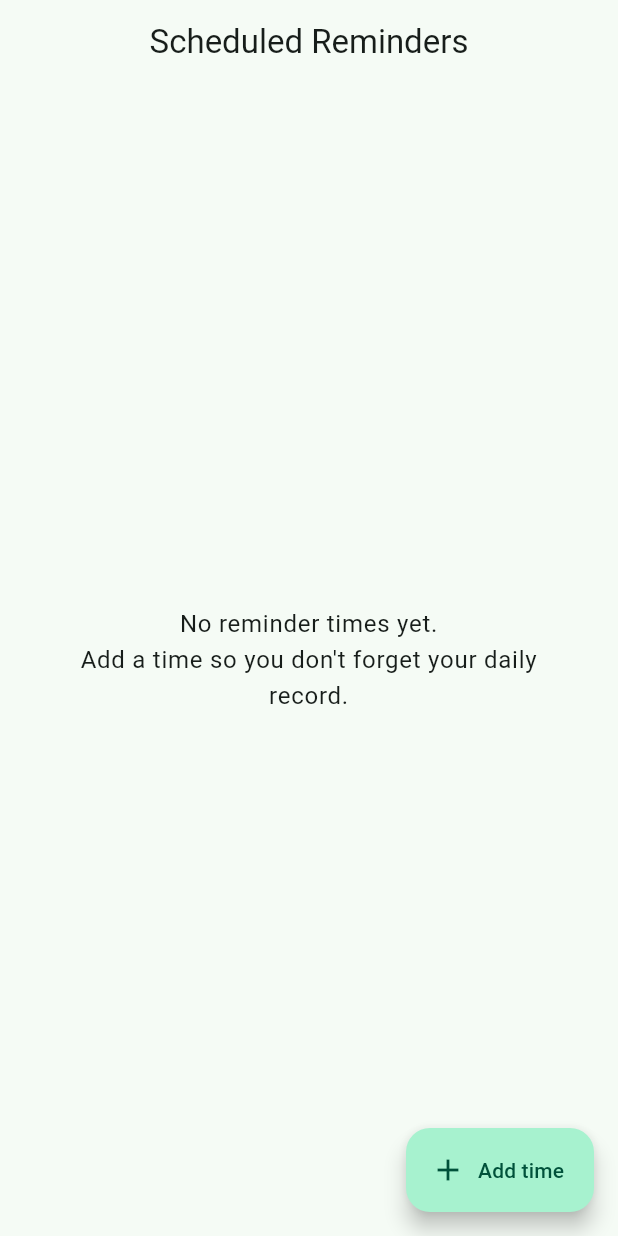
After one commit to a-know/pixela_buttons, a Flutter app: the ReminderSettingsScreen screen opened by its route, on a phone screen of 412 x 824 dp. The commit adds this screen. Run offline on Flutter 3.47's test engine with Material 3 defaults, Android fonts, the phone set to English and light mode, and no system bars; our stand-ins replace dio, flutter_local_notifications, flutter_secure_storage, flutter_slidable, flutter_svg, flutter_timezone and 5 more; missing offline and left inert: flex_color_picker; accounts and stored records are empty; network calls fail.

Commit message:
feat: add scheduled record reminders

```diff
--- a/lib/app.dart
+++ b/lib/app.dart
@@ -1,6 +1,5 @@
 import 'package:flutter/material.dart';
 import 'package:flutter_localizations/flutter_localizations.dart';
-import 'package:flutter_native_splash/flutter_native_splash.dart';
 import 'package:go_router/go_router.dart';
 import 'package:pixela_buttons/l10n/app_localizations.dart';
 import 'core/api/pixela_client.dart';
@@ -13,6 +12,7 @@ import 'features/button_edit/button_edit_screen.dart';
 import 'features/main_shell.dart';
 import 'features/onboarding/onboarding_screen.dart';
 import 'features/register/register_screen.dart';
+import 'features/settings/reminder_settings_screen.dart';
 
 final _rootNavigatorKey = GlobalKey<NavigatorState>();
 
@@ -45,10 +45,18 @@ final _router = GoRouter(
       path: '/button-edit',
       builder: (_, state) {
         final extra = state.extra;
-        if (extra is CardConfig) return ButtonEditScreen(existing: extra);
-        if (extra is GraphInfo) return ButtonEditScreen(preSelectedGraph: extra);
+        if (extra is CardConfig) {
+          return ButtonEditScreen(existing: extra);
+        }
+        if (extra is GraphInfo) {
+          return ButtonEditScreen(preSelectedGraph: extra);
+        }
         return const ButtonEditScreen();
       },
+    ),
+    GoRoute(
+      path: '/settings/reminders',
+      builder: (context, _) => const ReminderSettingsScreen(),
     ),
   ],
 );
@@ -127,15 +135,21 @@ class _LoadingScreenState extends State<_LoadingScreen> {
   }
 
   Future<void> _checkAuth() async {
-    final token = await SecureStorage.getToken();
-    final username = await CardStorage.getUsername();
+    String? token;
+    String? username;
+    try {
+      token = await SecureStorage.getToken();
+      username = await CardStorage.getUsername();
+    } catch (error, stackTrace) {
+      debugPrint('Failed to restore the saved session: $error');
+      debugPrintStack(stackTrace: stackTrace);
+    }
     if (mounted) {
       if (token != null && username != null) {
         context.go('/home');
       } else {
         context.go('/onboarding');
       }
-      FlutterNativeSplash.remove();
     }
   }
 
--- /dev/null
+++ b/lib/core/models/reminder.dart
@@ -0,0 +1,34 @@
+class Reminder {
+  const Reminder({
+    required this.id,
+    required this.hour,
+    required this.minute,
+    this.enabled = true,
+  });
+
+  final int id;
+  final int hour;
+  final int minute;
+  final bool enabled;
+
+  Reminder copyWith({int? hour, int? minute, bool? enabled}) => Reminder(
+    id: id,
+    hour: hour ?? this.hour,
+    minute: minute ?? this.minute,
+    enabled: enabled ?? this.enabled,
+  );
+
+  Map<String, dynamic> toJson() => {
+    'id': id,
+    'hour': hour,
+    'minute': minute,
+    'enabled': enabled,
+  };
+
+  factory Reminder.fromJson(Map<String, dynamic> json) => Reminder(
+    id: json['id'] as int,
+    hour: json['hour'] as int,
+    minute: json['minute'] as int,
+    enabled: json['enabled'] as bool? ?? true,
+  );
+}
--- /dev/null
+++ b/lib/core/notifications/reminder_notification_service.dart
@@ -0,0 +1,128 @@
+import 'package:flutter/foundation.dart';
+import 'package:flutter_local_notifications/flutter_local_notifications.dart';
+import 'package:flutter_timezone/flutter_timezone.dart';
+import 'package:timezone/timezone.dart' as tz;
+
+import '../models/reminder.dart';
+
+class ReminderNotificationService {
+  ReminderNotificationService._();
+
+  static final instance = ReminderNotificationService._();
+
+  static const _channelId = 'record_reminders';
+  static const _notificationIdOffset = 1000;
+
+  final _plugin = FlutterLocalNotificationsPlugin();
+  bool _initialized = false;
+
+  bool get _isSupported =>
+      !kIsWeb &&
+      (defaultTargetPlatform == TargetPlatform.android ||
+          defaultTargetPlatform == TargetPlatform.iOS);
+
+  Future<void> initialize() async {
+    if (_initialized || !_isSupported) return;
+
+    const settings = InitializationSettings(
+      android: AndroidInitializationSettings('@mipmap/ic_launcher'),
+      iOS: DarwinInitializationSettings(
+        requestAlertPermission: false,
+        requestBadgePermission: false,
+        requestSoundPermission: false,
+      ),
+    );
+    await _plugin.initialize(settings: settings);
+    await _setLocalTimezone();
+    _initialized = true;
+  }
+
+  Future<bool> requestPermission() async {
+    if (!_isSupported) return false;
+    await initialize();
+
+    if (defaultTargetPlatform == TargetPlatform.android) {
+      return await _plugin
+              .resolvePlatformSpecificImplementation<
+                AndroidFlutterLocalNotificationsPlugin
+              >()
+              ?.requestNotificationsPermission() ??
+          true;
+    }
+
+    return await _plugin
+            .resolvePlatformSpecificImplementation<
+              IOSFlutterLocalNotificationsPlugin
+            >()
+            ?.requestPermissions(alert: true, badge: true, sound: true) ??
+        false;
+  }
+
+  Future<void> reschedule(
+    List<Reminder> reminders, {
+    required String title,
+    required String body,
+  }) async {
+    if (!_isSupported) return;
+    await initialize();
+
+    final pending = await _plugin.pendingNotificationRequests();
+    for (final notification in pending) {
+      if (notification.id >= _notificationIdOffset) {
+        await _plugin.cancel(id: notification.id);
+      }
+    }
+
+    for (final reminder in reminders) {
+      if (!reminder.enabled) continue;
+
+      await _plugin.zonedSchedule(
+        id: _notificationId(reminder.id),
+        title: title,
+        body: body,
+        scheduledDate: _nextOccurrence(reminder.hour, reminder.minute),
+        notificationDetails: const NotificationDetails(
+          android: AndroidNotificationDetails(
+            _channelId,
+            'Record reminders',
+            channelDescription:
+                'Daily reminders to record your Pixela activity',
+            importance: Importance.high,
+            priority: Priority.high,
+          ),
+          iOS: DarwinNotificationDetails(),
+        ),
+        androidScheduleMode: AndroidScheduleMode.inexactAllowWhileIdle,
+        matchDateTimeComponents: DateTimeComponents.time,
+        payload: 'record-reminder',
+      );
+    }
+  }
+
+  int _notificationId(int reminderId) => _notificationIdOffset + reminderId;
+
+  tz.TZDateTime _nextOccurrence(int hour, int minute) {
+    final now = tz.TZDateTime.now(tz.local);
+    var scheduled = tz.TZDateTime(
+      tz.local,
+      now.year,
+      now.month,
+      now.day,
+      hour,
+      minute,
+    );
+    if (!scheduled.isAfter(now)) {
+      scheduled = scheduled.add(const Duration(days: 1));
+    }
+    return scheduled;
+  }
+
+  Future<void> _setLocalTimezone() async {
+    try {
+      final timezone = await FlutterTimezone.getLocalTimezone();
+      tz.setLocalLocation(tz.getLocation(timezone.identifier));
+    } catch (_) {
+      tz.setLocalLocation(tz.UTC);
+    }
+  }
+}
--- /dev/null
+++ b/lib/core/storage/reminder_storage.dart
@@ -0,0 +1,46 @@
+import 'dart:convert';
+
+import 'package:shared_preferences/shared_preferences.dart';
+
+import '../models/reminder.dart';
+
+class ReminderStorage {
+  static const _remindersKey = 'reminders';
+
+  static Future<List<Reminder>> load() async {
+    final prefs = await SharedPreferences.getInstance();
+    final value = prefs.getString(_remindersKey);
+    if (value == null) return [];
+
+    try {
+      final items = jsonDecode(value) as List<dynamic>;
+      return items
+          .map((item) => Reminder.fromJson(item as Map<String, dynamic>))
+          .toList()
+        ..sort(_compareByTime);
+    } on FormatException {
+      return [];
+    }
+  }
+
+  static Future<void> save(List<Reminder> reminders) async {
+    final prefs = await SharedPreferences.getInstance();
+    await prefs.setString(
+      _remindersKey,
+      jsonEncode(reminders.map((reminder) => reminder.toJson()).toList()),
+    );
+  }
+
+  static int nextId(List<Reminder> reminders) {
+    if (reminders.isEmpty) return 1;
+    return reminders
+            .map((reminder) => reminder.id)
+            .reduce((a, b) => a > b ? a : b) +
+        1;
+  }
+
+  static int _compareByTime(Reminder a, Reminder b) {
+    final hourComparison = a.hour.compareTo(b.hour);
+    return hourComparison != 0 ? hourComparison : a.minute.compareTo(b.minute);
+  }
+}
--- a/lib/features/button_edit/button_edit_screen.dart
+++ b/lib/features/button_edit/button_edit_screen.dart
@@ -341,9 +341,10 @@ class _ButtonEditScreenState extends State<ButtonEditScreen> {
                 shrinkWrap: true,
                 physics: const NeverScrollableScrollPhysics(),
                 itemCount: _buttons.length,
-                onReorderItem: (oldIdx, newIdx) {
+                onReorder: (oldIdx, newIdx) {
                   setState(() {
                     final item = _buttons.removeAt(oldIdx);
+                    if (newIdx > oldIdx) newIdx--;
                     _buttons.insert(newIdx, item);
                   });
                 },
--- a/lib/features/home/home_screen.dart
+++ b/lib/features/home/home_screen.dart
@@ -55,6 +55,7 @@ class _HomeScreenState extends State<HomeScreen> {
   Future<void> _reorder(int oldIndex, int newIndex) async {
     final updated = List<CardConfig>.from(_cards);
     final item = updated.removeAt(oldIndex);
+    if (newIndex > oldIndex) newIndex--;
     updated.insert(newIndex, item);
     await CardStorage.saveCards(updated);
     setState(() => _cards = updated);
@@ -96,7 +97,7 @@ class _HomeScreenState extends State<HomeScreen> {
               padding: const EdgeInsets.only(bottom: 88),
               buildDefaultDragHandles: false,
               itemCount: _cards.length,
-              onReorderItem: _reorder,
+              onReorder: _reorder,
               itemBuilder: (ctx, i) {
                 final card = _cards[i];
                 return KeyedSubtree(
--- /dev/null
+++ b/lib/features/settings/reminder_settings_screen.dart
@@ -0,0 +1,227 @@
+import 'package:flutter/material.dart';
+import 'package:pixela_buttons/l10n/app_localizations.dart';
+
+import '../../core/models/reminder.dart';
+import '../../core/notifications/reminder_notification_service.dart';
+import '../../core/storage/reminder_storage.dart';
+
+class ReminderSettingsScreen extends StatefulWidget {
+  const ReminderSettingsScreen({super.key});
+
+  @override
+  State<ReminderSettingsScreen> createState() => _ReminderSettingsScreenState();
+}
+
+class _ReminderSettingsScreenState extends State<ReminderSettingsScreen> {
+  static const _maximumReminderCount = 5;
+
+  List<Reminder> _reminders = [];
+  bool _loading = true;
+
+  @override
+  void initState() {
+    super.initState();
+    _load();
+  }
+
+  Future<void> _load() async {
+    final reminders = await ReminderStorage.load();
+    if (mounted) {
+      setState(() {
+        _reminders = reminders;
+        _loading = false;
+      });
+    }
+  }
+
+  Future<void> _addReminder() async {
+    final l10n = AppLocalizations.of(context)!;
+    if (_reminders.length >= _maximumReminderCount) {
+      ScaffoldMessenger.of(context).showSnackBar(
+        SnackBar(
+          content: Text(l10n.reminderLimitReached(_maximumReminderCount)),
+        ),
+      );
+      return;
+    }
+
+    final time = await _show24HourTimePicker(
+      const TimeOfDay(hour: 20, minute: 0),
+    );
+    if (time == null || !mounted) return;
+
+    if (_containsTime(time)) {
+      _showDuplicateMessage();
+      return;
+    }
+
+    final permissionGranted = await ReminderNotificationService.instance
+        .requestPermission();
+    final reminder = Reminder(
+      id: ReminderStorage.nextId(_reminders),
+      hour: time.hour,
+      minute: time.minute,
+    );
+    await _save([..._reminders, reminder]);
+
+    if (!permissionGranted && mounted) {
+      ScaffoldMessenger.of(
+        context,
+      ).showSnackBar(SnackBar(content: Text(l10n.reminderPermissionDenied)));
+    }
+  }
+
+  Future<void> _editReminder(Reminder reminder) async {
+    final time = await _show24HourTimePicker(
+      TimeOfDay(hour: reminder.hour, minute: reminder.minute),
+    );
+    if (time == null || !mounted) return;
+    if (_containsTime(time, exceptId: reminder.id)) {
+      _showDuplicateMessage();
+      return;
+    }
+
+    await _save(
+      _reminders
+          .map(
+            (item) => item.id == reminder.id
+                ? item.copyWith(hour: time.hour, minute: time.minute)
+                : item,
+          )
+          .toList(),
+    );
+  }
+
+  Future<void> _toggleReminder(Reminder reminder, bool enabled) async {
+    if (enabled) {
+      final granted = await ReminderNotificationService.instance
+          .requestPermission();
+      if (!granted && mounted) {
+        ScaffoldMessenger.of(context).showSnackBar(
+          SnackBar(
+            content: Text(
+              AppLocalizations.of(context)!.reminderPermissionDenied,
+            ),
+          ),
+        );
+      }
+    }
+    await _save(
+      _reminders
+          .map(
+            (item) =>
+                item.id == reminder.id ? item.copyWith(enabled: enabled) : item,
+          )
+          .toList(),
+    );
+  }
+
+  Future<void> _deleteReminder(Reminder reminder) async {
+    await _save(_reminders.where((item) => item.id != reminder.id).toList());
+  }
+
+  Future<void> _save(List<Reminder> reminders) async {
+    reminders.sort((a, b) {
+      final hour = a.hour.compareTo(b.hour);
+      return hour != 0 ? hour : a.minute.compareTo(b.minute);
+    });
+    await ReminderStorage.save(reminders);
+    if (!mounted) return;
+
+    final l10n = AppLocalizations.of(context)!;
+    await ReminderNotificationService.instance.reschedule(
+      reminders,
+      title: l10n.reminderNotificationTitle,
+      body: l10n.reminderNotificationBody,
+    );
+    if (mounted) setState(() => _reminders = reminders);
+  }
+
+  bool _containsTime(TimeOfDay time, {int? exceptId}) => _reminders.any(
+    (reminder) =>
+        reminder.id != exceptId &&
+        reminder.hour == time.hour &&
+        reminder.minute == time.minute,
+  );
+
+  void _showDuplicateMessage() {
+    ScaffoldMessenger.of(context).showSnackBar(
+      SnackBar(
+        content: Text(AppLocalizations.of(context)!.reminderDuplicateTime),
+      ),
+    );
+  }
+
+  Future<TimeOfDay?> _show24HourTimePicker(TimeOfDay initialTime) =>
+      showTimePicker(
+        context: context,
+        initialTime: initialTime,
+        builder: (context, child) => MediaQuery(
+          data: MediaQuery.of(context).copyWith(alwaysUse24HourFormat: true),
+          child: child!,
+        ),
+      );
+
+  String _formatTime(Reminder reminder) =>
+      '${reminder.hour.toString().padLeft(2, '0')}:'
+      '${reminder.minute.toString().padLeft(2, '0')}';
+
+  @override
+  Widget build(BuildContext context) {
+    final l10n = AppLocalizations.of(context)!;
+    return Scaffold(
+      appBar: AppBar(title: Text(l10n.screenReminders)),
+      floatingActionButton: FloatingActionButton.extended(
+        onPressed: _reminders.length < _maximumReminderCount
+            ? _addReminder
+            : null,
+        icon: const Icon(Icons.add),
+        label: Text(l10n.buttonAddReminder),
+      ),
+      body: _loading
+          ? const Center(child: CircularProgressIndicator())
+          : _reminders.isEmpty
+          ? Center(
+              child: Padding(
+                padding: const EdgeInsets.all(32),
+                child: Text(
+                  l10n.emptyRemindersMessage,
+                  textAlign: TextAlign.center,
+                  style: Theme.of(context).textTheme.bodyLarge,
+                ),
+              ),
+            )
+          : ListView.separated(
+              padding: const EdgeInsets.only(top: 8, bottom: 96),
+              itemCount: _reminders.length,
+              separatorBuilder: (_, _) => const Divider(height: 1),
+              itemBuilder: (context, index) {
+                final reminder = _reminders[index];
+                return ListTile(
+                  leading: const Icon(Icons.notifications_outlined),
+                  title: Text(
+                    _formatTime(reminder),
+                    style: Theme.of(context).textTheme.titleLarge,
+                  ),
+                  onTap: () => _editReminder(reminder),
+                  trailing: Row(
+                    mainAxisSize: MainAxisSize.min,
+                    children: [
+                      Switch(
+                        value: reminder.enabled,
+                        onChanged: (enabled) =>
+                            _toggleReminder(reminder, enabled),
+                      ),
+                      IconButton(
+                        tooltip: l10n.buttonDelete,
+                        onPressed: () => _deleteReminder(reminder),
+                        icon: const Icon(Icons.delete_outline),
+                      ),
+                    ],
+                  ),
+                );
+              },
+            ),
+    );
+  }
+}
--- a/lib/l10n/app_en.arb
+++ b/lib/l10n/app_en.arb
@@ -186,6 +186,8 @@
   "screenSettings": "Settings",
   "labelUsernameItem": "Username",
   "labelChangeToken": "Change saved token",
+  "labelReminders": "Scheduled reminders",
+  "labelRemindersSubtitle": "Set times to be reminded to record",
   "labelLogout": "Log Out",
   "dialogChangeTokenTitle": "Change Saved Token",
   "fieldNewToken": "New token",
@@ -227,5 +229,15 @@
   "labelLanguage": "Language",
   "languageSystem": "Follow system",
   "languageJa": "日本語",
-  "languageEn": "English"
+  "languageEn": "English",
+
+  "screenReminders": "Scheduled Reminders",
+  "buttonAddReminder": "Add time",
+  "emptyRemindersMessage": "No reminder times yet.\nAdd a time so you don't forget your daily record.",
+  "reminderLimitReached": "You can set up to {count} reminder times.",
+  "@reminderLimitReached": { "placeholders": { "count": { "type": "int" } } },
+  "reminderDuplicateTime": "A reminder is already set for this time.",
+  "reminderPermissionDenied": "Notifications are not allowed. Enable them in your device settings.",
+  "reminderNotificationTitle": "Pixela Buttons",
+  "reminderNotificationBody": "It's time to make today's record."
 }
--- a/lib/l10n/app_localizations.dart
+++ b/lib/l10n/app_localizations.dart
@@ -698,6 +698,18 @@ abstract class AppLocalizations {
   /// **'Change saved token'**
   String get labelChangeToken;
 
+  /// No description provided for @labelReminders.
+  ///
+  /// In en, this message translates to:
+  /// **'Scheduled reminders'**
+  String get labelReminders;
+
+  /// No description provided for @labelRemindersSubtitle.
+  ///
+  /// In en, this message translates to:
+  /// **'Set times to be reminded to record'**
+  String get labelRemindersSubtitle;
+
   /// No description provided for @labelLogout.
   ///
   /// In en, this message translates to:
@@ -829,6 +841,54 @@ abstract class AppLocalizations {
   /// In en, this message translates to:
   /// **'English'**
   String get languageEn;
+
+  /// No description provided for @screenReminders.
+  ///
+  /// In en, this message translates to:
+  /// **'Scheduled Reminders'**
+  String get screenReminders;
+
+  /// No description provided for @buttonAddReminder.
+  ///
+  /// In en, this message translates to:
+  /// **'Add time'**
+  String get buttonAddReminder;
+
+  /// No description provided for @emptyRemindersMessage.
+  ///
+  /// In en, this message translates to:
+  /// **'No reminder times yet.\nAdd a time so you don\'t forget your daily record.'**
+  String get emptyRemindersMessage;
+
+  /// No description provided for @reminderLimitReached.
+  ///
+  /// In en, this message translates to:
+  /// **'You can set up to {count} reminder times.'**
+  String reminderLimitReached(int count);
+
+  /// No description provided for @reminderDuplicateTime.
+  ///
+  /// In en, this message translates to:
+  /// **'A reminder is already set for this time.'**
+  String get reminderDuplicateTime;
+
+  /// No description provided for @reminderPermissionDenied.
+  ///
+  /// In en, this message translates to:
+  /// **'Notifications are not allowed. Enable them in your device settings.'**
+  String get reminderPermissionDenied;
+
+  /// No description provided for @reminderNotificationTitle.
+  ///
+  /// In en, this message translates to:
+  /// **'Pixela Buttons'**
+  String get reminderNotificationTitle;
+
+  /// No description provided for @reminderNotificationBody.
+  ///
+  /// In en, this message translates to:
+  /// **'It\'s time to make today\'s record.'**
+  String get reminderNotificationBody;
 }
 
 class _AppLocalizationsDelegate
--- a/lib/l10n/app_localizations_en.dart
+++ b/lib/l10n/app_localizations_en.dart
@@ -344,6 +344,12 @@ class AppLocalizationsEn extends AppLocalizations {
   String get labelChangeToken => 'Change saved token';
 
   @override
+  String get labelReminders => 'Scheduled reminders';
+
+  @override
+  String get labelRemindersSubtitle => 'Set times to be reminded to record';
+
+  @override
   String get labelLogout => 'Log Out';
 
   @override
@@ -415,4 +421,33 @@ class AppLocalizationsEn extends AppLocalizations {
 
   @override
   String get languageEn => 'English';
+
+  @override
+  String get screenReminders => 'Scheduled Reminders';
+
+  @override
+  String get buttonAddReminder => 'Add time';
+
+  @override
+  String get emptyRemindersMessage =>
+      'No reminder times yet.\nAdd a time so you don\'t forget your daily record.';
+
+  @override
+  String reminderLimitReached(int count) {
+    return 'You can set up to $count reminder times.';
+  }
+
+  @override
+  String get reminderDuplicateTime =>
+      'A reminder is already set for this time.';
+
+  @override
+  String get reminderPermissionDenied =>
+      'Notifications are not allowed. Enable them in your device settings.';
+
+  @override
+  String get reminderNotificationTitle => 'Pixela Buttons';
+
+  @override
+  String get reminderNotificationBody => 'It\'s time to make today\'s record.';
 }
--- a/pubspec.yaml
+++ b/pubspec.yaml
@@ -50,6 +50,7 @@ dependencies:
   flutter_slidable: ^3.1.0
   package_info_plus: ^10.1.0
   webview_flutter: ^4.13.1
+  flutter_local_notifications: ^22.0.1
 
 dev_dependencies:
   flutter_test:
```
Also changed, not shown: lib/core/storage/secure_storage.dart (+38 -4 lines), lib/features/settings/settings_screen.dart (+8 -0 lines), lib/l10n/app_ja.arb (+13 -1 lines), lib/l10n/app_localizations_ja.dart (+33 -0 lines), lib/main.dart (+14 -3 lines), 5 other files.
